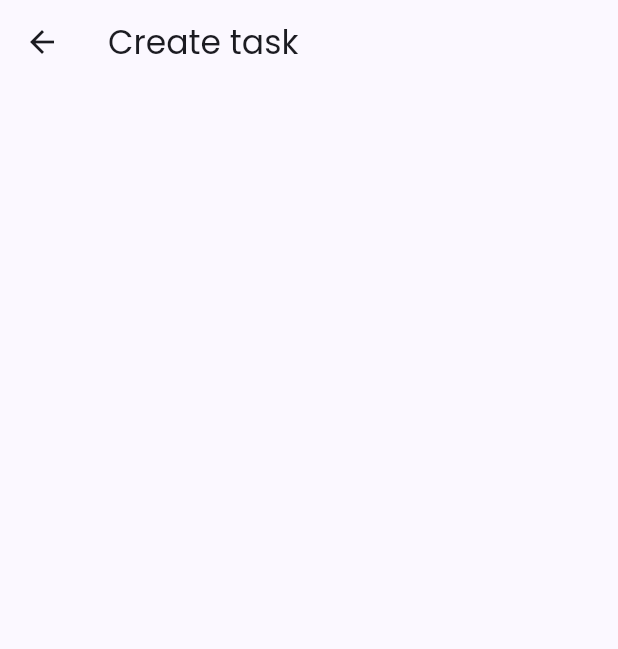
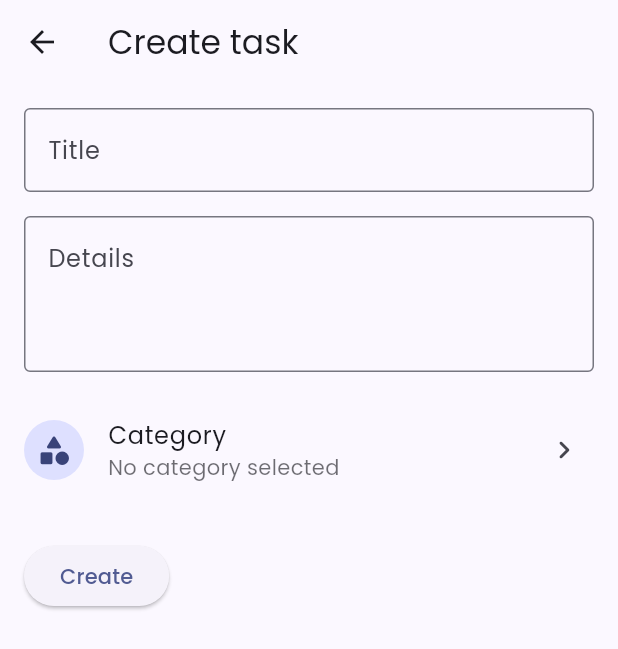
Before and after one commit to rizalanggoro/work-it, a Flutter app: the CreateTaskView screen opened by its route, on a phone screen of 412 x 824 dp. Shown: the top 649 px of the screen. Run offline on Flutter 3.47's test engine with Material 2 defaults, Android fonts, the light colour scheme and no system bars; our stand-ins replace get, get_storage, google_fonts, isar, package_info_plus; accounts and stored records are empty; generated files the repository leaves out were written again.

Commit message:
[add] create task feature

```diff
--- a/lib/app/bindings/initial.dart
+++ b/lib/app/bindings/initial.dart
@@ -4,6 +4,7 @@ import 'package:work_it/app/services/theme.dart';
 import 'package:work_it/app/services/transaction.dart';
 import 'package:work_it/app/services/wallet.dart';
 import 'package:work_it/data/providers/isar.dart';
+import 'package:work_it/data/repositories/task.dart';
 import 'package:work_it/data/repositories/task_category.dart';
 import 'package:work_it/data/repositories/transaction.dart';
 import 'package:work_it/data/repositories/transaction_category.dart';
@@ -30,6 +31,9 @@ class InitialBinding extends Bindings {
     Get.put(TaskCategoryRepository(
       isarProvider: Get.find(),
     ));
+    Get.put(TaskRepository(
+      isarProvider: Get.find(),
+    ));
 
     // todo: services
     // todo: -> theme
@@ -54,6 +58,7 @@ class InitialBinding extends Bindings {
     Get.put(
       TaskService(
         taskCategoryRepository: Get.find(),
+        taskRepository: Get.find(),
       ),
       permanent: true,
     );
--- a/lib/app/services/task.dart
+++ b/lib/app/services/task.dart
@@ -1,15 +1,20 @@
 import 'package:get/get.dart';
+import 'package:work_it/data/collections/task.dart';
 import 'package:work_it/data/collections/task_category.dart';
+import 'package:work_it/data/repositories/task.dart';
 import 'package:work_it/data/repositories/task_category.dart';
 
 class TaskService extends GetxService {
   final TaskCategoryRepository taskCategoryRepository;
+  final TaskRepository taskRepository;
 
   TaskService({
     required this.taskCategoryRepository,
+    required this.taskRepository,
   });
 
   final RxList<TaskCategoryCollection> taskCategories = RxList([]);
+  final RxList<TaskCollection> tasks = RxList([]);
 
   @override
   void onReady() {
@@ -21,11 +26,13 @@ class TaskService extends GetxService {
 
   void _read() async {
     taskCategories.value = await taskCategoryRepository.readAll();
+    tasks.value = await taskRepository.readAll();
   }
 
   void _listen() {
     taskCategoryRepository
         .stream()
         .listen((event) => taskCategories.value = event);
+    taskRepository.stream().listen((event) => tasks.value = event);
   }
 }
--- /dev/null
+++ b/lib/data/collections/task.dart
@@ -0,0 +1,23 @@
+import 'package:isar/isar.dart';
+import 'package:work_it/data/collections/detail.dart';
+import 'package:work_it/data/collections/task_category.dart';
+
+part 'task.g.dart';
+
+@collection
+class TaskCollection {
+  Id id = Isar.autoIncrement;
+
+  String title;
+  String? details;
+
+  final category = IsarLink<TaskCategoryCollection>();
+
+  DetailCollection detail;
+
+  TaskCollection({
+    required this.title,
+    this.details,
+    required this.detail,
+  });
+}
--- a/lib/data/providers/isar.dart
+++ b/lib/data/providers/isar.dart
@@ -1,5 +1,6 @@
 import 'package:get/get.dart';
 import 'package:isar/isar.dart';
+import 'package:work_it/data/collections/task.dart';
 import 'package:work_it/data/collections/task_category.dart';
 import 'package:work_it/data/collections/transaction.dart';
 import 'package:work_it/data/collections/transaction_category.dart';
@@ -20,6 +21,7 @@ class IsarProvider extends GetxService {
           TransactionCollectionSchema,
           WalletCollectionSchema,
           TaskCategoryCollectionSchema,
+          TaskCollectionSchema,
         ]);
   }
 }
--- /dev/null
+++ b/lib/data/repositories/task.dart
@@ -0,0 +1,44 @@
+import 'package:isar/isar.dart';
+import 'package:work_it/data/collections/task.dart';
+import 'package:work_it/data/providers/isar.dart';
+import 'package:work_it/data/results/task.dart';
+
+class TaskRepository {
+  final IsarProvider isarProvider;
+
+  TaskRepository({
+    required this.isarProvider,
+  });
+
+  Future<TaskResult> create({
+    required TaskCollection collection,
+  }) async {
+    String? message = 'Something went wrong! Please try again later...';
+
+    try {
+      var isar = await isarProvider.openIsarInstance();
+
+      await isar.writeTxn(() async {
+        await isar.taskCollections.put(collection);
+        await collection.category.save();
+      });
+
+      return TaskResult(success: true);
+    } catch (_) {}
+
+    return TaskResult(
+      success: false,
+      message: message,
+    );
+  }
+
+  Future<List<TaskCollection>> readAll() async {
+    final isar = await isarProvider.openIsarInstance();
+    return await isar.taskCollections.where().findAll();
+  }
+
+  Stream<List<TaskCollection>> stream() async* {
+    final isar = await isarProvider.openIsarInstance();
+    yield* isar.taskCollections.where().watch();
+  }
+}
--- a/lib/ui/pages/create_task/controller.dart
+++ b/lib/ui/pages/create_task/controller.dart
@@ -1,3 +1,69 @@
+import 'package:flutter/material.dart';
 import 'package:get/get.dart';
+import 'package:work_it/app/routes.dart';
+import 'package:work_it/app/services/task.dart';
+import 'package:work_it/data/collections/detail.dart';
+import 'package:work_it/data/collections/task.dart';
+import 'package:work_it/data/collections/task_category.dart';
+import 'package:work_it/data/repositories/task.dart';
 
-class CreateTaskController extends GetxController {}
+import 'dart:developer' as dev;
+
+class CreateTaskController extends GetxController {
+  final _devName = 'CreateTaskController';
+
+  final TaskService taskService;
+  final TaskRepository taskRepository;
+
+  CreateTaskController({
+    required this.taskService,
+    required this.taskRepository,
+  });
+
+  final TextEditingController controllerTitle = TextEditingController(),
+      controllerDetails = TextEditingController();
+
+  final Rx<TaskCategoryCollection?> selectedTaskCategory = Rx(null);
+
+  void toManageTaskCategory() => Get.toNamed(Routes.manageTaskCategory);
+
+  void changeSelectedTaskCategory({
+    required TaskCategoryCollection collection,
+  }) {
+    selectedTaskCategory.value = collection;
+    Get.back();
+  }
+
+  void create() async {
+    final title = controllerTitle.text.trim();
+    final details = controllerDetails.text.trim();
+
+    if (title.isNotEmpty) {
+      final createdAt = DateTime.now().millisecondsSinceEpoch;
+
+      var collection = TaskCollection(
+        title: title,
+        details: details,
+        detail: DetailCollection(
+          createAtEpoch: createdAt,
+          updatedAtEpoch: createdAt,
+          isUploaded: false,
+        ),
+      );
+      collection.category.value = selectedTaskCategory.value;
+
+      var result = await taskRepository.create(
+        collection: collection,
+      );
+
+      if (result.success) {
+        Get.back();
+      } else {
+        dev.log(
+          result.message ?? 'No error message',
+          name: _devName,
+        );
+      }
+    }
+  }
+}
--- a/lib/ui/pages/create_task/view.dart
+++ b/lib/ui/pages/create_task/view.dart
@@ -1,6 +1,7 @@
 import 'package:flutter/material.dart';
 import 'package:get/get.dart';
 import 'package:work_it/ui/pages/create_task/controller.dart';
+import 'package:work_it/ui/pages/create_task/views/bottom_sheet_select_category.dart';
 
 class CreateTaskView extends GetView<CreateTaskController> {
   const CreateTaskView({super.key});
@@ -14,6 +15,95 @@ class CreateTaskView extends GetView<CreateTaskController> {
       appBar: AppBar(
         title: const Text('Create task'),
       ),
+      body: SingleChildScrollView(
+        child: Column(
+          crossAxisAlignment: CrossAxisAlignment.start,
+          children: [
+            Padding(
+              padding: const EdgeInsets.only(
+                left: 16,
+                right: 16,
+                top: 16,
+              ),
+              child: TextField(
+                controller: controller.controllerTitle,
+                style: TextStyle(
+                  color: colorScheme.onBackground,
+                ),
+                decoration: const InputDecoration(
+                  border: OutlineInputBorder(),
+                  label: Text('Title'),
+                ),
+              ),
+            ),
+            Padding(
+              padding: const EdgeInsets.only(
+                left: 16,
+                right: 16,
+                top: 16,
+                bottom: 16,
+              ),
+              child: TextField(
+                controller: controller.controllerDetails,
+                minLines: 3,
+                maxLines: null,
+                style: TextStyle(
+                  color: colorScheme.onBackground,
+                ),
+                decoration: const InputDecoration(
+                  border: OutlineInputBorder(),
+                  label: Text('Details'),
+                  alignLabelWithHint: true,
+                ),
+              ),
+            ),
+
+            // todo: category
+            ListTile(
+              onTap: () => _showBottomSheetSelectCategory(context),
+              leading: const CircleAvatar(
+                child: Icon(Icons.category_rounded),
+              ),
+              title: Text(
+                'Category',
+                style: TextStyle(
+                  color: colorScheme.onBackground,
+                ),
+              ),
+              subtitle: ObxValue(
+                (selectedTaskCategory) => Text(
+                  selectedTaskCategory.value?.name ?? 'No category selected',
+                  style: TextStyle(
+                    color: colorScheme.onBackground.withOpacity(.64),
+                  ),
+                ),
+                controller.selectedTaskCategory,
+              ),
+              trailing: const Icon(Icons.chevron_right_rounded),
+            ),
+
+            // todo: button submit
+            Padding(
+              padding: const EdgeInsets.symmetric(
+                vertical: 24,
+                horizontal: 16,
+              ),
+              child: ElevatedButton(
+                onPressed: () => controller.create(),
+                child: const Text('Create'),
+              ),
+            ),
+          ],
+        ),
+      ),
+    );
+  }
+
+  void _showBottomSheetSelectCategory(BuildContext context) {
+    showModalBottomSheet(
+      context: context,
+      isScrollControlled: true,
+      builder: (context) => const CreateTaskBottomSheetSelectCategoryView(),
     );
   }
 }
```
Also changed, not shown: lib/data/results/task.dart (added, +8 -0 lines), lib/ui/pages/create_task/binding.dart (+12 -1 lines), lib/ui/pages/create_task/views/bottom_sheet_select_category.dart (added, +88 -0 lines), lib/data/collections/task.g.dart (added).
